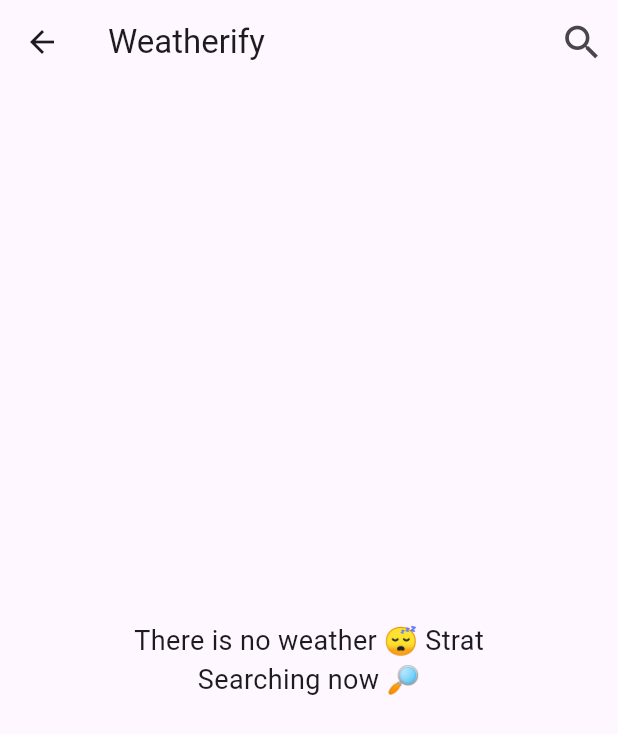
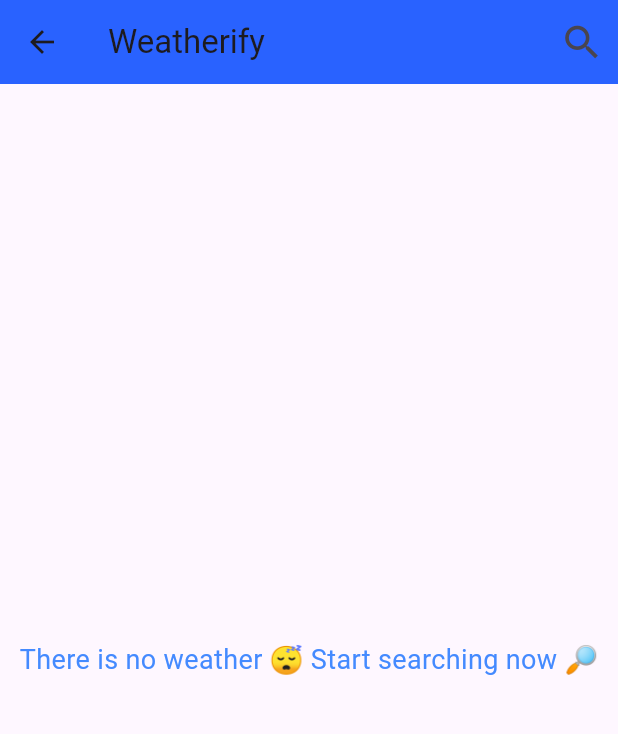
Before and after one commit to Islam-Ragab015/weatherify, a Flutter app: the HomePage screen opened directly, on a phone screen of 412 x 824 dp. Shown: the top 734 px of the screen. Run offline on Flutter 3.47's test engine with Material 3 defaults, Android fonts, the phone set to English and light mode, and no system bars.

Commit message:
last touches

```diff
--- a/lib/models/weather_model.dart
+++ b/lib/models/weather_model.dart
@@ -1,4 +1,3 @@
-// ignore_for_file: public_member_api_docs, sort_constructors_first
 import 'package:flutter/material.dart';
 
 class WeatherModel {
@@ -8,7 +7,11 @@ class WeatherModel {
   double minTempC;
   double maxTempC;
   String weatherStateName;
-  //default constractor
+  double feelsLikeTempC;
+  double windSpeed; // Added windSpeed field
+  int humidity; // Added humidity field
+
+  // Default constructor
   WeatherModel({
     required this.name,
     required this.localTime,
@@ -16,21 +19,30 @@ class WeatherModel {
     required this.minTempC,
     required this.maxTempC,
     required this.weatherStateName,
+    required this.feelsLikeTempC,
+    required this.windSpeed, // Initialize windSpeed
+    required this.humidity, // Initialize humidity
   });
-  // factory named constractor
+
+  // Factory constructor to parse the response from the API
   factory WeatherModel.fromJson(dynamic data) {
     var jsonData = data["forecast"]["forecastday"][0]["day"];
     return WeatherModel(
-        localTime: DateTime.parse(data["location"]["localtime"]),
-        averageTempC: jsonData["avgtemp_c"],
-        minTempC: jsonData["mintemp_c"],
-        maxTempC: jsonData["maxtemp_c"],
-        weatherStateName: jsonData["condition"]["text"],
-        name: data["location"]["name"]);
+      localTime: DateTime.parse(data["location"]["localtime"]),
+      averageTempC: jsonData["avgtemp_c"],
+      minTempC: jsonData["mintemp_c"],
+      maxTempC: jsonData["maxtemp_c"],
+      weatherStateName: jsonData["condition"]["text"],
+      name: data["location"]["name"],
+      feelsLikeTempC: data["current"]["feelslike_c"],
+      windSpeed: data["current"]["wind_kph"], // Parse wind speed (in km/h)
+      humidity: data["current"]["humidity"], // Parse humidity
+    );
   }
+
   @override
   String toString() {
-    return "name: ($name) LocalTime is: ($localTime) AverageTempC is: ($averageTempC) MinTempC is: ($minTempC) MaxTempC is:($maxTempC) weatherState is: ($weatherStateName)";
+    return "name: ($name) LocalTime is: ($localTime) AverageTempC is: ($averageTempC) MinTempC is: ($minTempC) MaxTempC is:($maxTempC) weatherState is: ($weatherStateName) feelsLikeTempC is: ($feelsLikeTempC) windSpeed is: ($windSpeed) humidity is: ($humidity)";
   }
 
   String getImage() {
--- a/lib/moduls/home_page/home_page.dart
+++ b/lib/moduls/home_page/home_page.dart
@@ -1,8 +1,7 @@
-
 import 'package:flutter/material.dart';
 import 'package:provider/provider.dart';
 import 'package:weatherify/models/weather_model.dart';
-import 'package:weatherify/moduls/search_page/search_page.dart';
+import 'package:weatherify/moduls/search_page/other_search_page.dart';
 import 'package:weatherify/providers/weather_provider.dart';
 
 class HomePage extends StatefulWidget {
@@ -18,9 +17,11 @@ class _HomePageState extends State<HomePage> {
   }
 
   WeatherModel? weatherData;
+
   @override
   Widget build(BuildContext context) {
     weatherData = Provider.of<WeatherProvider>(context).weatherData;
+
     return Scaffold(
       appBar: AppBar(
         actions: [
@@ -29,17 +30,20 @@ class _HomePageState extends State<HomePage> {
               Navigator.push(
                 context,
                 MaterialPageRoute(
-                      builder: (context) => Search(
+                  builder: (context) => WeatherSearchScreen(
                     updatingUi: updateUi,
                   ),
-                    ));
+                ),
+              );
             },
             icon: const Icon(
               Icons.search,
               size: 30,
-              ))
+            ),
+          )
         ],
         title: const Text("Weatherify"),
+        backgroundColor: Colors.blueAccent[700],
       ),
       body: weatherData == null
           ? const Center(
@@ -47,12 +51,8 @@ class _HomePageState extends State<HomePage> {
                 mainAxisAlignment: MainAxisAlignment.center,
                 children: [
                   Text(
-                    "There is no weather 😴 Strat",
-                    style: TextStyle(fontSize: 18),
-                  ),
-                  Text(
-                    "Searching now 🔎",
-                    style: TextStyle(fontSize: 18),
+                    "There is no weather 😴 Start searching now 🔎",
+                    style: TextStyle(fontSize: 18, color: Colors.blueAccent),
                   ),
                 ],
               ),
@@ -62,70 +62,171 @@ class _HomePageState extends State<HomePage> {
                 gradient: LinearGradient(
                   colors: [
                     weatherData!.getThemeColor(),
-                  weatherData!.getThemeColor()[300]!,
-                  weatherData!.getThemeColor()[200]!,
-                  // weatherData!.getThemeColor()[100]!,
+                    weatherData!.getThemeColor()[300]! as Color,
+                    weatherData!.getThemeColor()[200]! as Color,
                   ],
                   begin: Alignment.topCenter,
                   end: Alignment.bottomCenter,
-              )),
+                ),
+              ),
+              child: Padding(
+                padding: const EdgeInsets.all(20.0),
                 child: Column(
-                mainAxisAlignment: MainAxisAlignment.center,
+                  crossAxisAlignment: CrossAxisAlignment.start,
                   children: [
                     Text(
                       weatherData!.name,
                       style: const TextStyle(
-                        fontSize: 30, fontWeight: FontWeight.bold),
+                        fontSize: 32,
+                        fontWeight: FontWeight.bold,
+                        color: Colors.white,
                       ),
-                  const SizedBox(
-                    height: 20,
                     ),
+                    const SizedBox(height: 10),
                     Text(
-                    "Updated at:  ${weatherData!.localTime.hour}:${weatherData!.localTime.minute}",
-                    style: const TextStyle(fontSize: 21),
+                      "Updated at: ${weatherData!.localTime.hour}:${weatherData!.localTime.minute}",
+                      style: const TextStyle(
+                        fontSize: 18,
+                        color: Colors.white70,
                       ),
-                  const SizedBox(
-                    height: 30,
                     ),
+                    const SizedBox(height: 20),
+                    // Main Weather Display
                     Row(
-                    mainAxisAlignment: MainAxisAlignment.spaceEvenly,
+                      mainAxisAlignment: MainAxisAlignment.center,
                       children: [
                         Image.asset(
                           weatherData!.getImage(),
                           fit: BoxFit.cover,
                           scale: 0.35,
                         ),
-                      Text(
-                        "${weatherData!.averageTempC.toInt()}",
-                        style: const TextStyle(
-                            fontSize: 25, fontWeight: FontWeight.bold),
-                      ),
+                        const SizedBox(width: 20),
                         Column(
+                          crossAxisAlignment: CrossAxisAlignment.start,
                           children: [
                             Text(
-                            "Max : ${weatherData!.maxTempC.toInt()}",
-                            style: const TextStyle(fontSize: 18),
+                              "${weatherData!.averageTempC.toInt()}°C",
+                              style: const TextStyle(
+                                fontSize: 45,
+                                fontWeight: FontWeight.bold,
+                                color: Colors.white,
                               ),
-                          Text(
-                            "Min : ${weatherData!.minTempC.toInt()}",
-                            style: const TextStyle(fontSize: 18),
-                          )
-                        ],
-                      )
-                    ],
                             ),
-                  const SizedBox(
-                    height: 20,
-                  ),
-                  //statue
+                            const SizedBox(height: 10),
                             Text(
                               weatherData!.weatherStateName,
                               style: const TextStyle(
-                        fontSize: 30, fontWeight: FontWeight.bold),
-                  )
+                                fontSize: 22,
+                                fontWeight: FontWeight.w500,
+                                color: Colors.white70,
+                              ),
+                            ),
                           ],
+                        ),
+                      ],
+                    ),
+                    const SizedBox(height: 20),
+                    // Additional Weather Information (Humidity, Wind Speed)
+                    Card(
+                      elevation: 10,
+                      shape: RoundedRectangleBorder(
+                        borderRadius: BorderRadius.circular(25),
+                      ),
+                      color: Colors.white.withOpacity(0.85),
+                      child: Padding(
+                        padding: const EdgeInsets.all(15.0),
+                        child: Column(
+                          children: [
+                            _buildWeatherInfoRow(
+                              label: "Humidity:",
+                              value: "${weatherData!.humidity}%",
+                            ),
+                            _buildWeatherInfoRow(
+                              label: "Wind Speed:",
+                              value: "${weatherData!.windSpeed} km/h",
+                            ),
+                            _buildWeatherInfoRow(
+                              label: "Feels Like:",
+                              value: "${weatherData!.feelsLikeTempC.toInt()}°C",
+                            ),
+                            _buildWeatherInfoRow(
+                              label: "Sunrise:",
+                              value:
+                                  "${weatherData!.localTime.hour}:${weatherData!.localTime.minute}",
+                            ),
+                            _buildWeatherInfoRow(
+                              label: "Sunset:",
+                              value:
+                                  "${weatherData!.localTime.hour + 12}:${weatherData!.localTime.minute}",
+                            ),
+                            const SizedBox(height: 10),
+                            // Air Quality (Example Placeholder)
+                            _buildWeatherInfoRow(
+                              label: "Air Quality:",
+                              value:
+                                  "Good", // Replace with actual air quality data
+                            ),
+                          ],
+                        ),
+                      ),
+                    ),
+                    const SizedBox(height: 20),
+                    // Bottom Section for Max and Min Temps
+                    Row(
+                      mainAxisAlignment: MainAxisAlignment.spaceEvenly,
+                      children: [
+                        _buildTempColumn("Max Temp", weatherData!.maxTempC),
+                        _buildTempColumn("Min Temp", weatherData!.minTempC),
+                      ],
+                    ),
+                  ],
+                ),
               ),
             ),
     );
   }
+
+  // Helper method to create each row in the weather info card
+  Widget _buildWeatherInfoRow({required String label, required String value}) {
+    return Padding(
+      padding: const EdgeInsets.symmetric(vertical: 5.0),
+      child: Row(
+        mainAxisAlignment: MainAxisAlignment.spaceBetween,
+        children: [
+          Text(
+            label,
+            style: const TextStyle(fontSize: 18, color: Colors.black87),
+          ),
+          Text(
+            value,
+            style: const TextStyle(
+              fontSize: 18,
+              fontWeight: FontWeight.bold,
+              color: Colors.black87,
+            ),
+          ),
+        ],
+      ),
+    );
   }
+
+  // Helper method for creating max/min temp sections
+  Widget _buildTempColumn(String label, double temp) {
+    return Column(
+      children: [
+        Text(
+          label,
+          style: const TextStyle(fontSize: 16, color: Colors.white70),
+        ),
+        Text(
+          "${temp.toInt()}°C",
+          style: const TextStyle(
+            fontSize: 20,
+            fontWeight: FontWeight.bold,
+            color: Colors.white,
+          ),
+        ),
+      ],
+    );
+  }
+}
--- a/lib/moduls/services/weather_services.dart
+++ b/lib/moduls/services/weather_services.dart
@@ -22,9 +22,8 @@ class WeatherServices {
       Map<String, dynamic> data = jsonDecode(response.body);
 
       weather = WeatherModel.fromJson(data);
-    // ignore: empty_catches
-    } catch (e) {
-    }
+      // ignore: empty_catches
+    } catch (e) {}
 
     return weather;
   }
```
Also changed, not shown: lib/moduls/search_page/search_page.dart (deleted, +0 -73 lines). Lines whose indentation alone changed are shown as unchanged.
